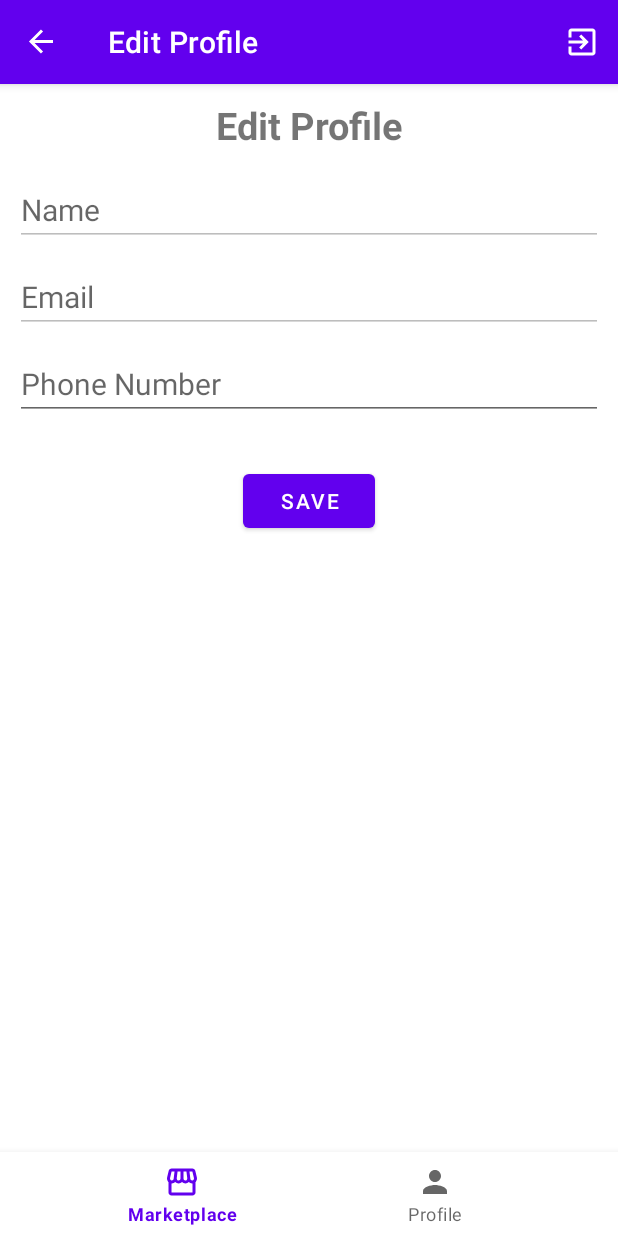
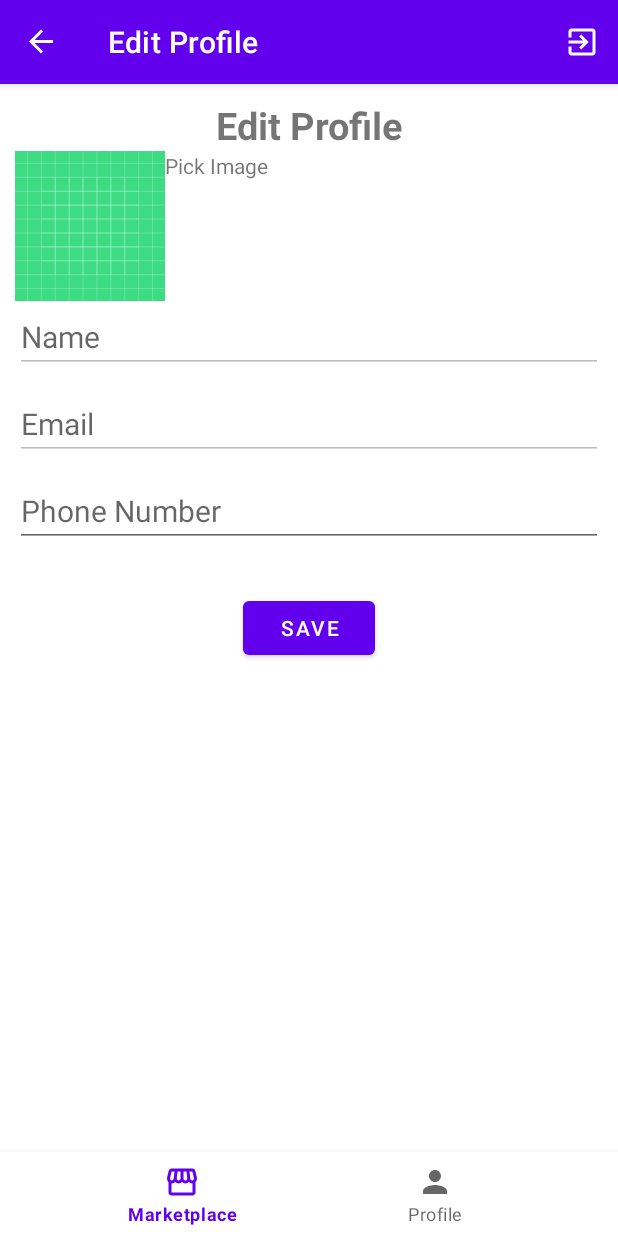
Before and after one commit to ytleevicky/android-yard-sale, an Android app: the EditProfileFragment screen opened through its navigation route, on a phone screen of 412 x 824 dp. Run offline under Robolectric (Android 15) with nearby library versions, the phone set to English and light mode, and no system bars; our stand-ins replace Firebase (no records; nobody signed in at launch, a user with empty details on screens opened directly), navigation-ui; 1 statement that could not run was skipped.

Commit message:
Added functionality for picking image from gallery and mark as sold

```diff
--- a/app/src/main/AndroidManifest.xml
+++ b/app/src/main/AndroidManifest.xml
@@ -8,6 +8,7 @@
     <uses-permission android:name="android.permission.CAMERA"></uses-permission>
     <uses-feature android:name="android.hardware.camera.any" />
     <uses-permission android:name="android.permission.WRITE_EXTERNAL_STORAGE"></uses-permission>
+    <uses-permission android:name="android.permission.READ_EXTERNAL_STORAGE"></uses-permission>
 
     <application
         android:allowBackup="true"
--- a/app/src/main/java/com/vickylee/yardsale/adapters/BuyerListAdapter.kt
+++ b/app/src/main/java/com/vickylee/yardsale/adapters/BuyerListAdapter.kt
@@ -5,6 +5,7 @@ import android.util.Log
 import android.view.LayoutInflater
 import android.view.ViewGroup
 import androidx.recyclerview.widget.RecyclerView
+import com.google.api.LogDescriptor
 import com.vickylee.yardsale.data.Item
 import com.vickylee.yardsale.data.OnItemClickListener
 import com.vickylee.yardsale.databinding.ItemBinding
@@ -28,6 +29,7 @@ class BuyerListAdapter(
                 SimpleDateFormat("dd/MM/yyyy").format(currentItem.creationTimestamp.toDate())
             binding.tvPostedDate.setText(formattedDate.toString())
 
+            Log.d("TAG", "bind: ${currentItem.isItemAvailable}")
             if (currentItem.isItemAvailable) {
                 binding.tvItemStatus.setText("Available")
             } else {
@@ -35,8 +37,7 @@ class BuyerListAdapter(
             }
 
             itemView.setOnClickListener {
-
-                clickListener.onItemClicked(currentItem)
+                clickListener.onItemClicked(currentItem, this.adapterPosition)
             }
         }
     }
--- a/app/src/main/java/com/vickylee/yardsale/data/Item.kt
+++ b/app/src/main/java/com/vickylee/yardsale/data/Item.kt
@@ -10,4 +10,4 @@ data class Item(
     var itemPrice: Double = 0.0,
     var isItemAvailable: Boolean = true,
     var creationTimestamp: Timestamp = Timestamp.now()
-)
+) : java.io.Serializable
--- a/app/src/main/java/com/vickylee/yardsale/data/OnItemClickListener.kt
+++ b/app/src/main/java/com/vickylee/yardsale/data/OnItemClickListener.kt
@@ -1,5 +1,5 @@
 package com.vickylee.yardsale.data
 
 interface OnItemClickListener {
-    fun onItemClicked(item: Item)
+    fun onItemClicked(item: Item, position: Int)
 }
--- a/app/src/main/java/com/vickylee/yardsale/fragments/EditProfileFragment.kt
+++ b/app/src/main/java/com/vickylee/yardsale/fragments/EditProfileFragment.kt
@@ -1,13 +1,21 @@
 package com.vickylee.yardsale.fragments
 
+import android.Manifest
+import android.annotation.SuppressLint
+import android.content.Intent
 import android.content.SharedPreferences
+import android.content.pm.PackageManager
+import android.graphics.BitmapFactory
 import android.os.Bundle
+import android.provider.MediaStore
 import android.util.Log
 import androidx.fragment.app.Fragment
 import android.view.LayoutInflater
 import android.view.View
 import android.view.ViewGroup
+import androidx.activity.result.ActivityResultLauncher
 import androidx.appcompat.app.AppCompatActivity
+import androidx.core.content.ContextCompat
 import com.vickylee.yardsale.data.UserRepository
 import androidx.lifecycle.Observer
 import androidx.navigation.fragment.findNavController
@@ -21,6 +29,17 @@ class EditProfileFragment : Fragment() {
     private val binding get() = _binding!!
     private lateinit var prefs: SharedPreferences
     private lateinit var userRepository : UserRepository
+
+    private lateinit var launcher: ActivityResultLauncher<Intent>
+
+    // Permission
+    // request code
+    private val REQUEST_PERMISSION_CODE = 1234
+
+    // List of permissions that app requires
+    private val REQUIRED_PERMISSIONS_LIST =
+        arrayOf(Manifest.permission.READ_EXTERNAL_STORAGE)
+
     override fun onCreate(savedInstanceState: Bundle?) {
         super.onCreate(savedInstanceState)
         userRepository = UserRepository(requireContext())
@@ -45,6 +64,19 @@ class EditProfileFragment : Fragment() {
             getUserDetailsFromDB(userID)
         }
 
+        binding.tvPickImage.setOnClickListener {
+            if (hasExternalStoragePermission()) {
+                selectPhoto()
+            }
+            else {
+                // TODO: Otherwise, request permissions
+                requestPermissions(
+                    REQUIRED_PERMISSIONS_LIST,
+                    REQUEST_PERMISSION_CODE
+                )
+            }
+        }
+
         binding.btnSave.setOnClickListener {
             val phone = binding.edtPhone.text.toString()
             val address = binding.edtLocation.text.toString()
@@ -55,6 +87,18 @@ class EditProfileFragment : Fragment() {
             findNavController().navigate(action)
         }
 
+    }
+
+    @SuppressLint("IntentReset")
+    private fun selectPhoto() {
+        val pickFromGallery = Intent(Intent.ACTION_PICK)
+        pickFromGallery.type = "image/*"
+        startActivityForResult(pickFromGallery, 100)
+    }
+
+    override fun onActivityResult(requestCode: Int, resultCode: Int, data: Intent?) {
+        super.onActivityResult(requestCode, resultCode, data)
+        binding.ivProfilePic.setImageURI(data?.data)
     }
 
     private fun updateUserDetailsInDB(userID: String, phone: String, address: String) {
@@ -79,6 +123,14 @@ class EditProfileFragment : Fragment() {
         })
     }
 
+    private fun hasExternalStoragePermission(): Boolean {
+        // returns true of the External storage permission is granted, and false otherwise
+        return ContextCompat.checkSelfPermission(
+            requireContext(),
+            Manifest.permission.READ_EXTERNAL_STORAGE
+        ) == PackageManager.PERMISSION_GRANTED
+    }
+
     override fun onDestroyView() {
         super.onDestroyView()
         _binding = null
--- a/app/src/main/res/layout/fragment_edit_profile.xml
+++ b/app/src/main/res/layout/fragment_edit_profile.xml
@@ -19,17 +19,33 @@
         app:layout_constraintTop_toTopOf="parent" />
 
 
+    <ImageView
+        android:id="@+id/iv_profile_pic"
+        android:layout_width="100dp"
+        android:layout_height="100dp"
+        android:src="@drawable/ic_launcher_background"
+        app:layout_constraintStart_toStartOf="parent"
+        app:layout_constraintTop_toBottomOf="@+id/tv_title" />
+
+    <TextView
+        android:id="@+id/tv_pick_image"
+        android:layout_width="wrap_content"
+        android:layout_height="wrap_content"
+        android:text="Pick Image"
+        app:layout_constraintStart_toEndOf="@+id/iv_profile_pic"
+        app:layout_constraintTop_toBottomOf="@+id/tv_title" />
+
+
     <EditText
         android:id="@+id/edt_name"
         android:layout_width="match_parent"
         android:layout_height="wrap_content"
+        android:enabled="false"
+        android:hint="Name"
         android:inputType="text"
         android:textSize="20sp"
-        android:hint="Name"
-        android:layout_marginTop="15dp"
-        android:enabled="false"
         app:layout_constraintStart_toStartOf="parent"
-        app:layout_constraintTop_toBottomOf="@+id/tv_title" />
+        app:layout_constraintTop_toBottomOf="@+id/iv_profile_pic" />
 
 
     <EditText
--- a/app/src/main/res/navigation/nav_graph.xml
+++ b/app/src/main/res/navigation/nav_graph.xml
@@ -35,6 +35,9 @@
         <action
             android:id="@+id/action_listViewFragment_to_addItemFragment"
             app:destination="@id/addItemFragment" />
+        <action
+            android:id="@+id/action_listViewFragment_to_itemDetailsFragment"
+            app:destination="@id/itemDetailsFragment" />
     </fragment>
 
     <fragment
@@ -52,5 +55,20 @@
             android:id="@+id/action_editProfileFragment_to_profileFragment"
             app:destination="@id/profileFragment" />
     </fragment>
+    <fragment
+        android:id="@+id/itemDetailsFragment"
+        android:name="com.vickylee.yardsale.fragments.ItemDetailsFragment"
+        android:label="fragment_item_details"
+        tools:layout="@layout/fragment_item_details" >
+        <action
+            android:id="@+id/action_itemDetailsFragment_to_listViewFragment"
+            app:destination="@id/listViewFragment" />
+        <argument
+            android:name="item"
+            app:argType="com.vickylee.yardsale.data.Item" />
+        <argument
+            android:name="itemID"
+            app:argType="string" />
+    </fragment>
 
 </navigation>
```
Also changed, not shown: app/src/main/java/com/vickylee/yardsale/MainActivity.kt (+10 -1 lines), app/src/main/java/com/vickylee/yardsale/data/UserRepository.kt (+22 -1 lines), app/src/main/java/com/vickylee/yardsale/fragments/ItemDetailsFragment.kt (added, +73 -0 lines), app/src/main/java/com/vickylee/yardsale/fragments/ListViewFragment.kt (+6 -2 lines), app/src/main/res/layout/fragment_item_details.xml (added, +57 -0 lines).
